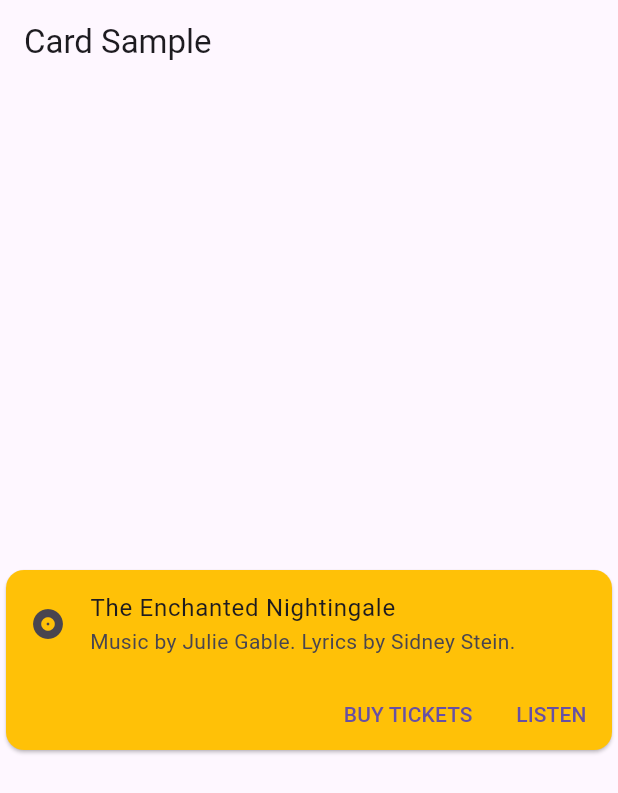
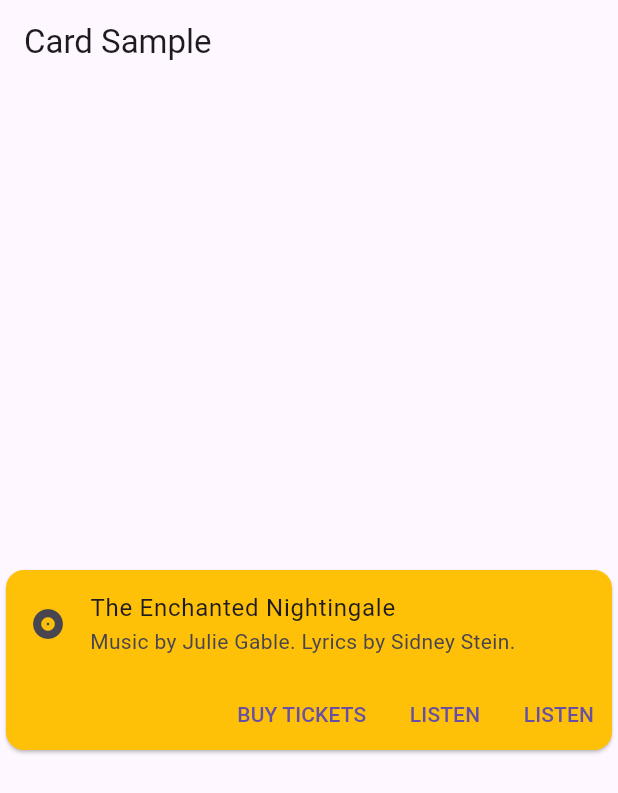
Before and after one commit to Danielpgm/learn_flutter, a Flutter app: the screen it shows after launch, on a phone screen of 412 x 824 dp. Shown: the top 793 px of the screen. Run offline on Flutter 3.47's test engine with Material 3 defaults, Android fonts, the phone set to English and light mode, and no system bars.

Commit message:
tambah tombol

```diff
--- a/lib/main.dart
+++ b/lib/main.dart
@@ -2,6 +2,7 @@ import 'package:flutter/material.dart';
 
 void main() {
   runApp(const MyApp());
+
 }
 
 class MyApp extends StatelessWidget {
@@ -39,7 +40,8 @@ class CardExample extends StatelessWidget{
                 TextButton(onPressed: (){/*...*/}, child: Text("BUY TICKETS")),
                 const SizedBox(width: 5),
                 TextButton(onPressed: (){debugPrint('ini debug');}, child: Text("LISTEN")),
-                const SizedBox(width: 5)
+                const SizedBox(width: 5),
+                TextButton(onPressed: (){debugPrint('ini debug');}, child: Text("LISTEN")),
               ]
             ),
           ],
```
